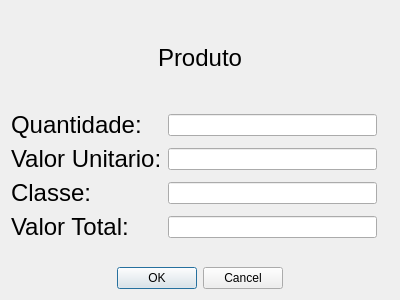
Above: SisCompra/viewproduto.ui from saraivaufc/ListaDeCompras before the change. Below: the same form after it.
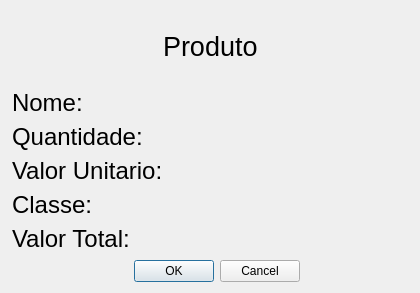
That is the form after the change.

```diff
--- a/SisCompra/viewproduto.ui
+++ b/SisCompra/viewproduto.ui
@@ -6,13 +6,16 @@
    <rect>
     <x>0</x>
     <y>0</y>
-    <width>400</width>
-    <height>300</height>
+    <width>420</width>
+    <height>293</height>
    </rect>
   </property>
   <property name="windowTitle">
    <string>Dialog</string>
   </property>
+  <property name="styleSheet">
+   <string notr="true"/>
+  </property>
   <layout class="QVBoxLayout" name="verticalLayout_2">
    <item>
     <layout class="QVBoxLayout" name="verticalLayout">
@@ -25,17 +28,17 @@
          </property>
          <property name="sizeHint" stdset="0">
           <size>
-           <width>58</width>
+           <width>40</width>
            <height>20</height>
           </size>
          </property>
         </spacer>
        </item>
        <item>
-        <widget class="QLabel" name="labelNomeProduto">
+        <widget class="QLabel" name="label_7">
          <property name="font">
           <font>
-           <pointsize>18</pointsize>
+           <pointsize>20</pointsize>
           </font>
          </property>
          <property name="text">
@@ -60,52 +63,43 @@
      </item>
      <item>
       <layout class="QGridLayout" name="gridLayout">
-       <item row="5" column="1" rowspan="2" colspan="3">
-        <widget class="QLabel" name="label_3">
-         <property name="text">
-          <string/>
-         </property>
-        </widget>
-       </item>
-       <item row="3" column="0">
-        <widget class="QLabel" name="label_4">
+       <property name="leftMargin">
+        <number>1</number>
+       </property>
+       <property name="topMargin">
+        <number>1</number>
+       </property>
+       <property name="rightMargin">
+        <number>1</number>
+       </property>
+       <property name="bottomMargin">
+        <number>1</number>
+       </property>
+       <item row="0" column="0">
+        <widget class="QLabel" name="label_6">
          <property name="font">
           <font>
            <pointsize>18</pointsize>
           </font>
          </property>
          <property name="text">
-          <string>Classe:</string>
-         </property>
-        </widget>
-       </item>
-       <item row="3" column="1">
-        <widget class="QLineEdit" name="lineEditClasse">
-         <property name="readOnly">
-          <bool>true</bool>
+          <string>Nome:</string>
          </property>
         </widget>
        </item>
        <item row="0" column="1">
-        <widget class="QLineEdit" name="lineEditQuantidade">
-         <property name="readOnly">
-          <bool>true</bool>
+        <widget class="QLabel" name="labelNomeProduto">
+         <property name="font">
+          <font>
+           <pointsize>18</pointsize>
+          </font>
+         </property>
+         <property name="text">
+          <string/>
          </property>
         </widget>
        </item>
        <item row="1" column="0">
-        <widget class="QLabel" name="label_2">
-         <property name="font">
-          <font>
-           <pointsize>18</pointsize>
-          </font>
-         </property>
-         <property name="text">
-          <string>Valor Unitario:</string>
-         </property>
-        </widget>
-       </item>
-       <item row="0" column="0">
         <widget class="QLabel" name="label">
          <property name="font">
           <font>
@@ -118,16 +112,62 @@
         </widget>
        </item>
        <item row="1" column="1">
-        <widget class="QLineEdit" name="lineEditValorUnitario">
-         <property name="readOnly">
-          <bool>true</bool>
+        <widget class="QLabel" name="labelQuantidade">
+         <property name="font">
+          <font>
+           <pointsize>18</pointsize>
+          </font>
          </property>
+         <property name="text">
+          <string/>
+         </property>
         </widget>
        </item>
-       <item row="4" column="1">
-        <widget class="QLineEdit" name="lineEditvalorTotal">
-         <property name="readOnly">
-          <bool>true</bool>
+       <item row="2" column="0">
+        <widget class="QLabel" name="label_2">
+         <property name="font">
+          <font>
+           <pointsize>18</pointsize>
+          </font>
+         </property>
+         <property name="text">
+          <string>Valor Unitario: </string>
+         </property>
+        </widget>
+       </item>
+       <item row="2" column="1">
+        <widget class="QLabel" name="labelValorUnitario">
+         <property name="font">
+          <font>
+           <pointsize>18</pointsize>
+          </font>
+         </property>
+         <property name="text">
+          <string/>
+         </property>
+        </widget>
+       </item>
+       <item row="3" column="0">
+        <widget class="QLabel" name="label_4">
+         <property name="font">
+          <font>
+           <pointsize>18</pointsize>
+          </font>
+         </property>
+         <property name="text">
+          <string>Classe:</string>
+         </property>
+        </widget>
+       </item>
+       <item row="3" column="1">
+        <widget class="QLabel" name="labelClasse">
+         <property name="font">
+          <font>
+           <pointsize>18</pointsize>
+          </font>
+         </property>
+         <property name="text">
+          <string/>
          </property>
         </widget>
        </item>
@@ -143,6 +183,18 @@
          </property>
         </widget>
        </item>
+       <item row="4" column="1">
+        <widget class="QLabel" name="labelValorTotal">
+         <property name="font">
+          <font>
+           <pointsize>18</pointsize>
+          </font>
+         </property>
+         <property name="text">
+          <string/>
+         </property>
+        </widget>
+       </item>
       </layout>
      </item>
      <item>
@@ -160,6 +212,13 @@
          </property>
         </spacer>
        </item>
+       <item>
+        <widget class="QLabel" name="label_3">
+         <property name="text">
+          <string/>
+         </property>
+        </widget>
+       </item>
        <item>
         <widget class="QDialogButtonBox" name="buttonBox">
          <property name="orientation">
```
Left out of the diff: 12 changed lines with no effect on the pictures.
